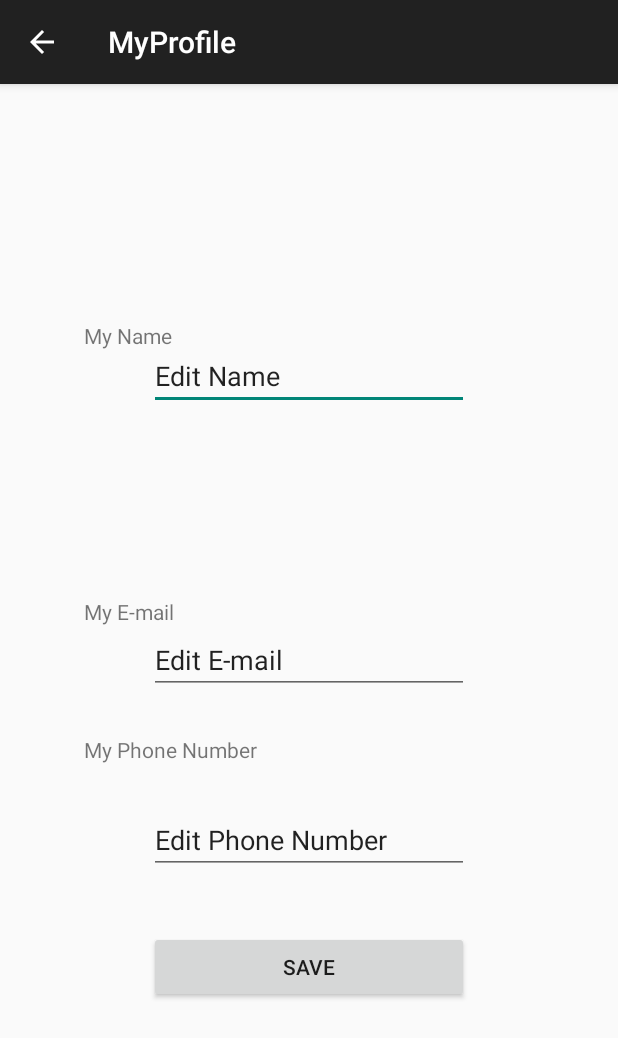
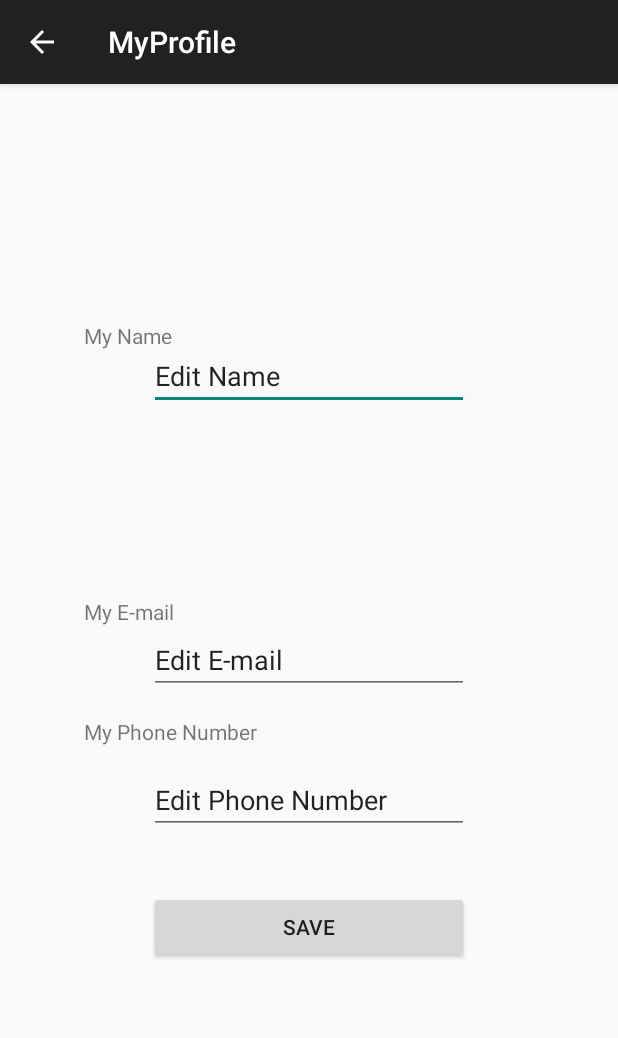
Before and after one commit to CMPUT301W16T14/GameRentals, an Android app: the ProfileMain screen opened directly, with no data from a screen before it, on a phone screen of 412 x 824 dp. Shown: the top 1038 px of the screen. Run offline under Robolectric (Android 15) with nearby library versions, the phone set to English and light mode, and no system bars.

Commit message:
LOG IN THINGS

```diff
--- a/GameRentals/app/src/main/java/t14/com/GameRentals/ElasticSearchUsersController.java
+++ b/GameRentals/app/src/main/java/t14/com/GameRentals/ElasticSearchUsersController.java
@@ -82,6 +82,7 @@ public class ElasticSearchUsersController {
                     DocumentResult execute = client.execute(index);
                     if(execute.isSucceeded()) {
                         user.setUserName(execute.getId());
+                        user.setUserID(execute.getId());
                     } else {
                         Log.e("TODO", "Our insert of user failed, oh no!");
                     }
--- a/GameRentals/app/src/main/java/t14/com/GameRentals/User.java
+++ b/GameRentals/app/src/main/java/t14/com/GameRentals/User.java
@@ -73,4 +73,8 @@ public class User {
     public void addMyGame(Game game) {
         UserController.addMyGame(game);
     }
+
+
+    public void setUserID(String id) {
+    }
 }
--- a/GameRentals/app/src/main/res/layout/activity_profile_main.xml
+++ b/GameRentals/app/src/main/res/layout/activity_profile_main.xml
@@ -38,7 +38,7 @@
         android:ems="10"
         android:id="@+id/PhoneNumberText"
         android:text="Edit Phone Number"
-        android:layout_marginTop="28dp"
+        android:layout_marginTop="13dp"
         android:layout_below="@+id/PhoneNumberView"
         android:layout_alignLeft="@+id/EmailText"
         android:layout_alignStart="@+id/EmailText" />
@@ -71,7 +71,7 @@
         android:layout_width="wrap_content"
         android:layout_height="wrap_content"
         android:text="My E-mail"
-        android:id="@+id/EmailView1"
+        android:id="@+id/EmailView"
         android:layout_above="@+id/EmailText"
         android:layout_alignLeft="@+id/NameView1"
         android:layout_alignStart="@+id/NameView1" />
@@ -81,9 +81,9 @@
         android:layout_height="wrap_content"
         android:text="My Phone Number"
         android:id="@+id/PhoneNumberView"
-        android:layout_marginTop="27dp"
+        android:layout_marginTop="15dp"
         android:layout_below="@+id/EmailText"
-        android:layout_alignLeft="@+id/EmailView1"
-        android:layout_alignStart="@+id/EmailView1" />
+        android:layout_alignLeft="@+id/EmailView"
+        android:layout_alignStart="@+id/EmailView" />
 
 </RelativeLayout>
--- a/GameRentals/app/src/main/res/values/strings.xml
+++ b/GameRentals/app/src/main/res/values/strings.xml
@@ -17,4 +17,5 @@
     <string name="permission_rationale">"Contacts permissions are needed for providing email
         completions."
     </string>
+    <string name="action_settings">Settings</string>
 </resources>
```
Also changed, not shown: GameRentals/app/src/main/AndroidManifest.xml (+8 -4 lines), GameRentals/app/src/main/java/t14/com/GameRentals/SettingActivity.java (added, +7 -0 lines), GameRentals/app/src/main/res/menu/setting.xml (added, +8 -0 lines).
